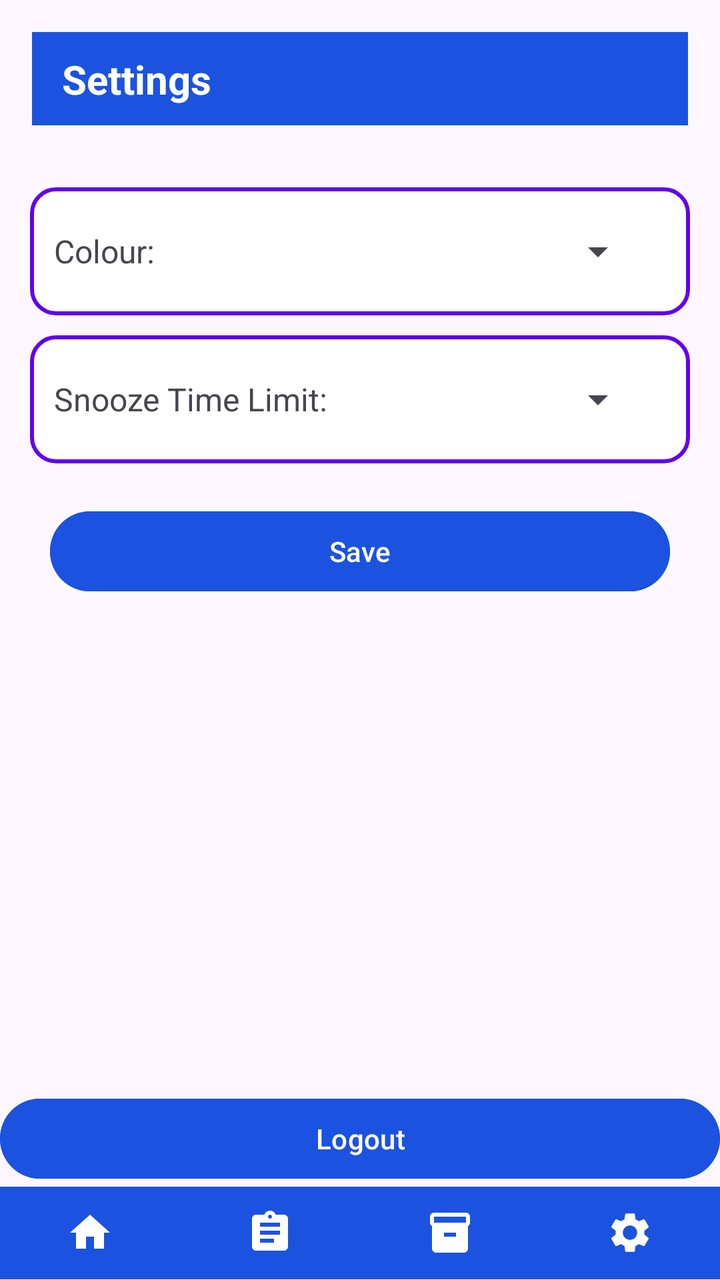
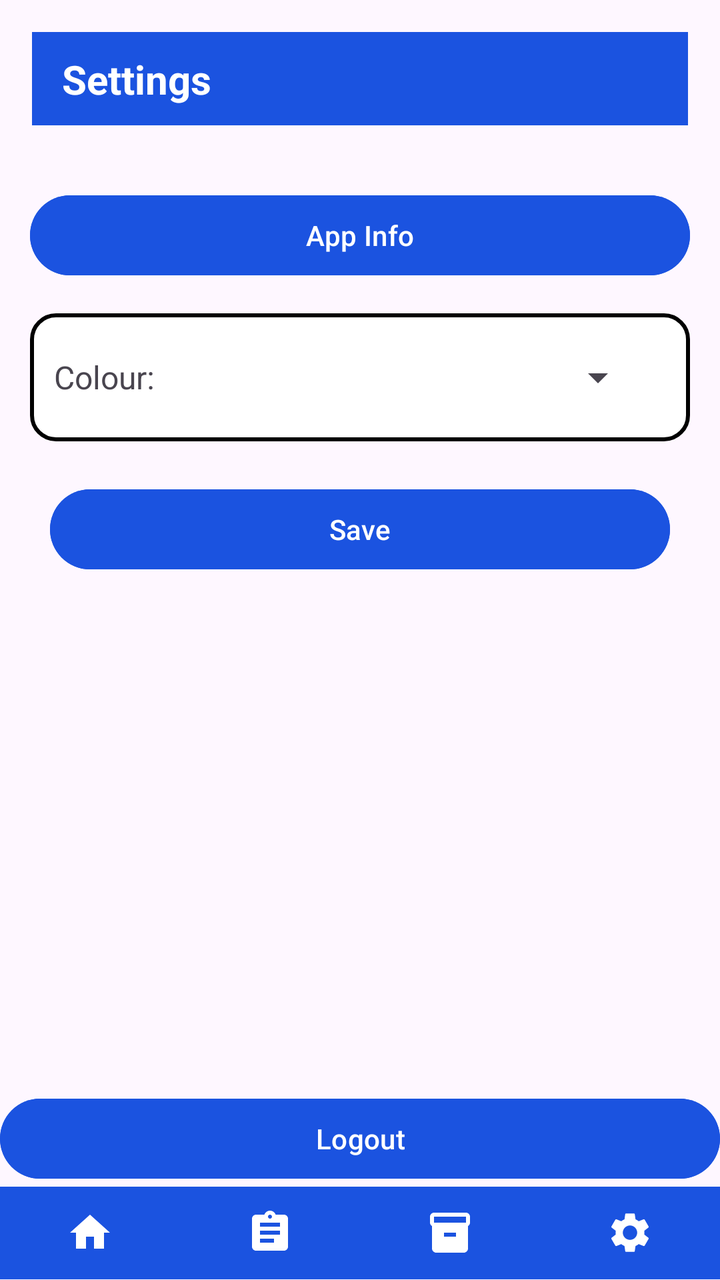

Before-and-after screenshots of an Android layout around one commit, followed by the original layout XML and the change that was made.
<!-- AndroidManifest.xml: application theme Theme.MediTrack -->
<!-- res/layout/activity_settings.xml -->
<?xml version="1.0" encoding="utf-8"?>
<LinearLayout xmlns:android="http://schemas.android.com/apk/res/android"
    android:orientation="vertical"
    android:layout_width="match_parent"
    android:layout_height="match_parent">

    
    <LinearLayout
        android:layout_width="match_parent"
        android:layout_height="0dp"
        android:layout_weight="0.1"
        android:layout_margin="16dp"
        android:background="@color/blue"
        android:tag="appTheme"
        android:padding="10dp"
        android:gravity="center_vertical"
        android:orientation="horizontal">

        <TextView
            android:layout_width="wrap_content"
            android:layout_height="wrap_content"
            android:text="Settings"
            android:textColor="@color/white"
            android:textSize="20sp"
            android:textStyle="bold"
            android:layout_gravity="center_vertical"
            android:layout_marginLeft="5dp"/>

    </LinearLayout>

    <ScrollView
        android:layout_width="match_parent"
        android:layout_height="0dp"
        android:layout_weight="1">

        <LinearLayout
            android:layout_width="match_parent"
            android:layout_height="match_parent"
            android:orientation="vertical"
            android:padding="15dp">

            
            <LinearLayout
                android:layout_width="match_parent"
                android:layout_height="wrap_content"
                android:orientation="horizontal"
                android:background="@drawable/edittext_bg"
                android:layout_marginBottom="10dp">

                <TextView
                    android:layout_width="0dp"
                    android:layout_height="wrap_content"
                    android:layout_weight="1"
                    android:text="Colour: "
                    android:layout_gravity="center_vertical"
                    android:textSize="16sp"/>

                <Spinner
                    android:layout_width="wrap_content"
                    android:layout_height="wrap_content"
                    android:id="@+id/colourSpinner"
                    android:layout_margin="10dp"/>

            </LinearLayout>

            
            <LinearLayout
                android:layout_width="match_parent"
                android:layout_height="wrap_content"
                android:orientation="horizontal"
                android:background="@drawable/edittext_bg"
                android:layout_marginBottom="10dp">

                <TextView
                    android:layout_width="0dp"
                    android:layout_height="wrap_content"
                    android:layout_weight="1"
                    android:text="Snooze Time Limit: "
                    android:layout_gravity="center_vertical"
                    android:textSize="16sp"/>

                <Spinner
                    android:layout_width="wrap_content"
                    android:layout_height="wrap_content"
                    android:id="@+id/snoozeSpinner"
                    android:layout_margin="10dp"/>

            </LinearLayout>

            
            <Button
                android:layout_width="match_parent"
                android:layout_height="wrap_content"
                android:id="@+id/saveBtn"
                android:text="Save"
                android:layout_margin="10dp"
                android:layout_gravity="center"
                android:backgroundTint="@color/blue"
                android:tag="appTheme"/>

        </LinearLayout>

    </ScrollView>

    
    <Button
        android:layout_width="match_parent"
        android:layout_height="wrap_content"
        android:id="@+id/logoutBtn"
        android:text="Logout"
        android:backgroundTint="@color/blue"
        android:tag="appTheme"/>

    
    <LinearLayout
        android:layout_width="match_parent"
        android:layout_height="0dp"
        android:layout_weight="0.1"
        android:background="@color/blue"
        android:tag="appTheme"
        android:orientation="horizontal"
        android:weightSum="4">

        
        <LinearLayout
            android:layout_width="0dp"
            android:layout_height="match_parent"
            android:layout_weight="1"
            android:gravity="center"
            android:clickable="true"
            android:focusable="true">

            <ImageButton
                android:layout_width="24dp"
                android:layout_height="24dp"
                android:id="@+id/homeBtn"
                android:src="@drawable/homepage"
                android:contentDescription="Home "
                android:background="@null"
                android:scaleType="fitCenter"
                android:tint="@color/white"/>
        </LinearLayout>

        
        <LinearLayout
            android:layout_width="0dp"
            android:layout_height="match_parent"
            android:layout_weight="1"
            android:gravity="center"
            android:clickable="true"
            android:focusable="true">

            <ImageButton
                android:layout_width="24dp"
                android:layout_height="24dp"
                android:id="@+id/recordsBtn"
                android:src="@drawable/records"
                android:contentDescription="Records"
                android:background="@null"
                android:scaleType="fitCenter"
                android:tint="@color/white"/>
        </LinearLayout>

        
        <LinearLayout
            android:layout_width="0dp"
            android:layout_height="match_parent"
            android:layout_weight="1"
            android:gravity="center"
            android:clickable="true"
            android:focusable="true">

            <ImageButton
                android:layout_width="24dp"
                android:layout_height="24dp"
                android:id="@+id/inventoryBtn"
                android:src="@drawable/inventory"
                android:contentDescription="Inventory"
                android:background="@null"
                android:scaleType="fitCenter"
                android:tint="@color/white"/>
        </LinearLayout>

        
        <LinearLayout
            android:layout_width="0dp"
            android:layout_height="match_parent"
            android:layout_weight="1"
            android:gravity="center"
            android:clickable="true"
            android:focusable="true">

            <ImageButton
                android:layout_width="24dp"
                android:layout_height="24dp"
                android:id="@+id/settingsBtn"
                android:src="@drawable/settings"
                android:contentDescription="Settings"
                android:background="@null"
                android:scaleType="fitCenter"
                android:tint="@color/white"/>
        </LinearLayout>

    </LinearLayout>

</LinearLayout>
<!-- resources referenced by this layout -->
<resources>
  <color name="blue">#1B53E0</color>
  <color name="white">#FFFFFFFF</color>
  <!-- drawable edittext_bg (drawable) -->
  <?xml version="1.0" encoding="utf-8"?>
  <shape xmlns:android="http://schemas.android.com/apk/res/android">
  
      <solid android:color="#FFFFFF"/>
  
      <stroke
          android:width="2dp"
          android:color="#6200EE"/>
  
      <corners android:radius="12dp"/>
  
      <padding
          android:left="12dp"
          android:right="12dp"
          android:top="10dp"
          android:bottom="10dp"/>
  
  </shape>
  <!-- drawable homepage (drawable) -->
  <vector xmlns:android="http://schemas.android.com/apk/res/android" android:height="24dp" android:tint="#000000" android:viewportHeight="24" android:viewportWidth="24" android:width="24dp">
        
      <path android:fillColor="@android:color/white" android:pathData="M10,20v-6h4v6h5v-8h3L12,3 2,12h3v8z"/>
      
  </vector>
  <!-- drawable inventory (drawable) -->
  <vector xmlns:android="http://schemas.android.com/apk/res/android" android:height="24dp" android:tint="#000000" android:viewportHeight="24" android:viewportWidth="24" android:width="24dp">
        
      <path android:fillColor="@android:color/white" android:pathData="M20,2L4,2c-1,0 -2,0.9 -2,2v3.01c0,0.72 0.43,1.34 1,1.69L3,20c0,1.1 1.1,2 2,2h14c0.9,0 2,-0.9 2,-2L21,8.7c0.57,-0.35 1,-0.97 1,-1.69L22,4c0,-1.1 -1,-2 -2,-2zM15,14L9,14v-2h6v2zM20,7L4,7L4,4l16,-0.02L20,7z"/>
      
  </vector>
  <!-- drawable records (drawable) -->
  <vector xmlns:android="http://schemas.android.com/apk/res/android" android:autoMirrored="true" android:height="24dp" android:tint="#000000" android:viewportHeight="24" android:viewportWidth="24" android:width="24dp">
        
      <path android:fillColor="@android:color/white" android:pathData="M19,3h-4.18C14.4,1.84 13.3,1 12,1c-1.3,0 -2.4,0.84 -2.82,2L5,3c-1.1,0 -2,0.9 -2,2v14c0,1.1 0.9,2 2,2h14c1.1,0 2,-0.9 2,-2L21,5c0,-1.1 -0.9,-2 -2,-2zM12,3c0.55,0 1,0.45 1,1s-0.45,1 -1,1 -1,-0.45 -1,-1 0.45,-1 1,-1zM14,17L7,17v-2h7v2zM17,13L7,13v-2h10v2zM17,9L7,9L7,7h10v2z"/>
      
  </vector>
  <!-- drawable settings (drawable) -->
  <vector xmlns:android="http://schemas.android.com/apk/res/android" android:height="24dp" android:tint="#000000" android:viewportHeight="24" android:viewportWidth="24" android:width="24dp">
        
      <path android:fillColor="@android:color/white" android:pathData="M19.14,12.94c0.04,-0.3 0.06,-0.61 0.06,-0.94c0,-0.32 -0.02,-0.64 -0.07,-0.94l2.03,-1.58c0.18,-0.14 0.23,-0.41 0.12,-0.61l-1.92,-3.32c-0.12,-0.22 -0.37,-0.29 -0.59,-0.22l-2.39,0.96c-0.5,-0.38 -1.03,-0.7 -1.62,-0.94L14.4,2.81c-0.04,-0.24 -0.24,-0.41 -0.48,-0.41h-3.84c-0.24,0 -0.43,0.17 -0.47,0.41L9.25,5.35C8.66,5.59 8.12,5.92 7.63,6.29L5.24,5.33c-0.22,-0.08 -0.47,0 -0.59,0.22L2.74,8.87C2.62,9.08 2.66,9.34 2.86,9.48l2.03,1.58C4.84,11.36 4.8,11.69 4.8,12s0.02,0.64 0.07,0.94l-2.03,1.58c-0.18,0.14 -0.23,0.41 -0.12,0.61l1.92,3.32c0.12,0.22 0.37,0.29 0.59,0.22l2.39,-0.96c0.5,0.38 1.03,0.7 1.62,0.94l0.36,2.54c0.05,0.24 0.24,0.41 0.48,0.41h3.84c0.24,0 0.44,-0.17 0.47,-0.41l0.36,-2.54c0.59,-0.24 1.13,-0.56 1.62,-0.94l2.39,0.96c0.22,0.08 0.47,0 0.59,-0.22l1.92,-3.32c0.12,-0.22 0.07,-0.47 -0.12,-0.61L19.14,12.94zM12,15.6c-1.98,0 -3.6,-1.62 -3.6,-3.6s1.62,-3.6 3.6,-3.6s3.6,1.62 3.6,3.6S13.98,15.6 12,15.6z"/>
      
  </vector>
  <style name="Theme.MediTrack" parent="Base.Theme.MediTrack" />
  <style name="Base.Theme.MediTrack" parent="Theme.Material3.DayNight.NoActionBar">
          
          
      </style>
</resources>

<!-- the commit's change to res/layout/activity_settings.xml (unified diff, before → after) -->
@@ -39,6 +39,15 @@
             android:orientation="vertical"
             android:padding="15dp">
 
+            <Button
+                android:layout_width="match_parent"
+                android:layout_height="wrap_content"
+                android:id="@+id/infoBtn"
+                android:layout_marginBottom="15dp"
+                android:backgroundTint="@color/blue"
+                android:tag="appTheme"
+                android:text="App Info"/>
+
             
             <LinearLayout
                 android:layout_width="match_parent"
@@ -59,30 +68,6 @@
                     android:layout_width="wrap_content"
                     android:layout_height="wrap_content"
                     android:id="@+id/colourSpinner"
-                    android:layout_margin="10dp"/>
-
-            </LinearLayout>
-
-            
-            <LinearLayout
-                android:layout_width="match_parent"
-                android:layout_height="wrap_content"
-                android:orientation="horizontal"
-                android:background="@drawable/edittext_bg"
-                android:layout_marginBottom="10dp">
-
-                <TextView
-                    android:layout_width="0dp"
-                    android:layout_height="wrap_content"
-                    android:layout_weight="1"
-                    android:text="Snooze Time Limit: "
-                    android:layout_gravity="center_vertical"
-                    android:textSize="16sp"/>
-
-                <Spinner
-                    android:layout_width="wrap_content"
-                    android:layout_height="wrap_content"
-                    android:id="@+id/snoozeSpinner"
                     android:layout_margin="10dp"/>
 
             </LinearLayout>
<!-- resource entries referenced after the edit -->
@@ -1,7 +1,7 @@
 <!-- resources referenced by this layout -->
 <resources>
   <color name="blue">#1B53E0</color>
-  <color name="white">#FFFFFFFF</color>
+  <color name="white">#FFFFFF</color>
   <!-- drawable edittext_bg (drawable) -->
   <?xml version="1.0" encoding="utf-8"?>
   <shape xmlns:android="http://schemas.android.com/apk/res/android">
@@ -10,7 +10,7 @@
   
       <stroke
           android:width="2dp"
-          android:color="#6200EE"/>
+          android:color="@color/black"/>
   
       <corners android:radius="12dp"/>
   
@@ -46,6 +46,7 @@
       
   </vector>
   <style name="Theme.MediTrack" parent="Base.Theme.MediTrack" />
+  <color name="black">#000000</color>
   <style name="Base.Theme.MediTrack" parent="Theme.Material3.DayNight.NoActionBar">
           
           
